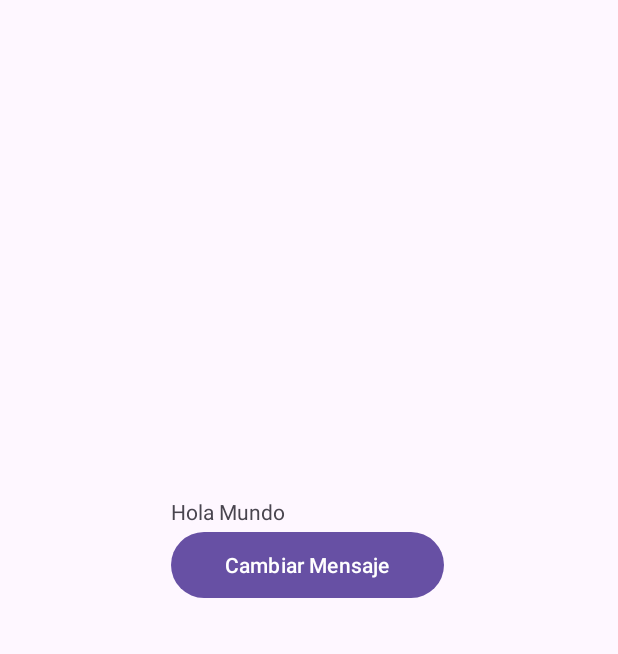
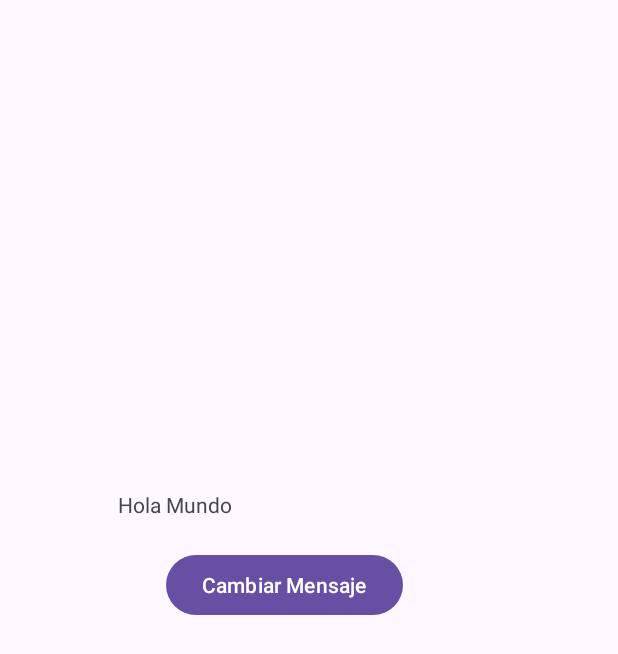
Before and after one commit to Necroo1/26.3.leasson, an Android app: the screen it shows after launch (MainActivity), on a phone screen of 412 x 824 dp. Shown: the top 654 px of the screen. Run offline under Robolectric (Android 15) with nearby library versions, the phone set to English and light mode, and no system bars.

Commit message:
feat: update text onClick

```diff
--- a/app/src/main/java/com/example/a263leasson/MainActivity.java
+++ b/app/src/main/java/com/example/a263leasson/MainActivity.java
@@ -1,6 +1,9 @@
 package com.example.a263leasson;
 
 import android.os.Bundle;
+import android.util.Log;
+import android.view.View;
+import android.widget.TextView;
 
 import androidx.activity.EdgeToEdge;
 import androidx.appcompat.app.AppCompatActivity;
@@ -21,4 +24,11 @@ public class MainActivity extends AppCompatActivity {
             return insets;
         });
     }
+
+    public void updateMessage (View view) {
+        //Log.i("test-message","actualizando campo de texto");
+        //R.id.welcome_message con esto se encuentra un elementro dentro de mis recursos
+        TextView welcome_message = findViewById(R.id.welcome_message);
+        welcome_message.setText("New message");
+    }
 }
--- a/app/src/main/res/layout/activity_main.xml
+++ b/app/src/main/res/layout/activity_main.xml
@@ -8,8 +8,8 @@
     tools:context=".MainActivity">
 
     <LinearLayout
-        android:layout_width="wrap_content"
-        android:layout_height="wrap_content"
+        android:layout_width="254dp"
+        android:layout_height="428dp"
         android:orientation="vertical"
         android:visibility="visible"
         app:layout_constraintBottom_toBottomOf="parent"
@@ -21,16 +21,20 @@
         tools:visibility="visible">
 
         <TextView
-            android:id="@+id/textView"
+            android:id="@+id/welcome_message"
             android:layout_width="wrap_content"
             android:layout_height="wrap_content"
             android:layout_marginTop="296dp"
             android:text="@string/welcome_message" />
 
         <Button
-            android:id="@+id/button"
-            android:layout_width="182dp"
-            android:layout_height="52dp"
+            android:id="@+id/cambiar_mensaje"
+            android:layout_width="wrap_content"
+            android:layout_height="wrap_content"
+            android:layout_marginStart="32dp"
+            android:layout_marginTop="20dp"
+            android:layout_marginEnd="32dp"
+            android:onClick="updateMessage"
             android:text="@string/cambiar_mensaje" />
 
     </LinearLayout>
```
